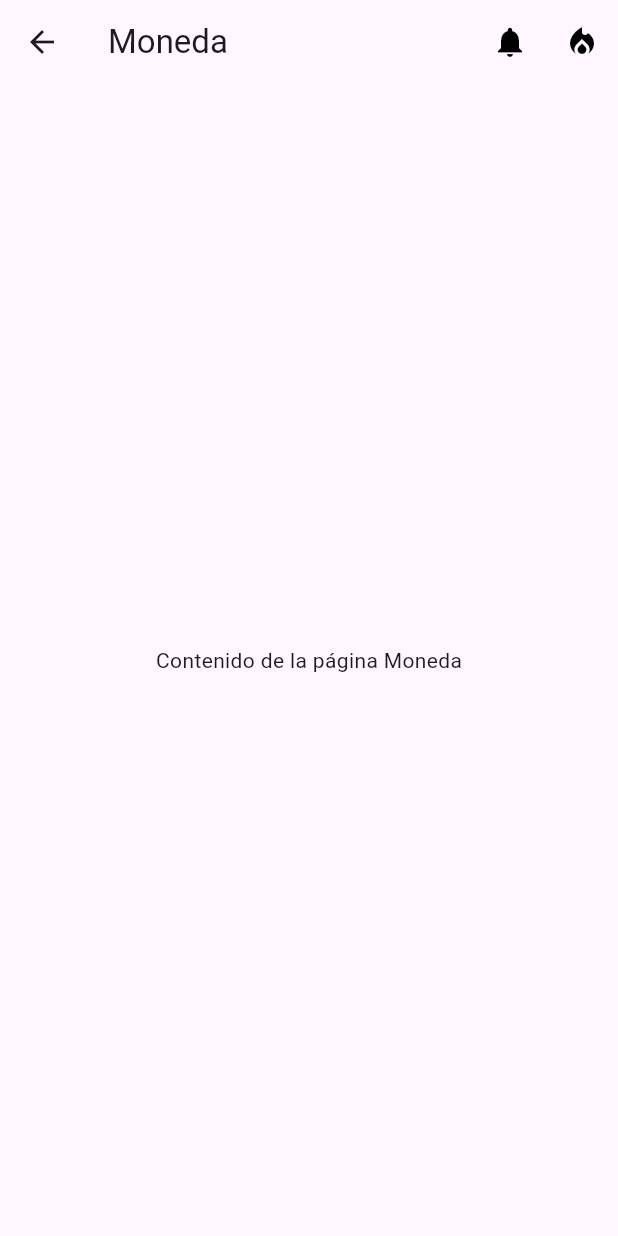
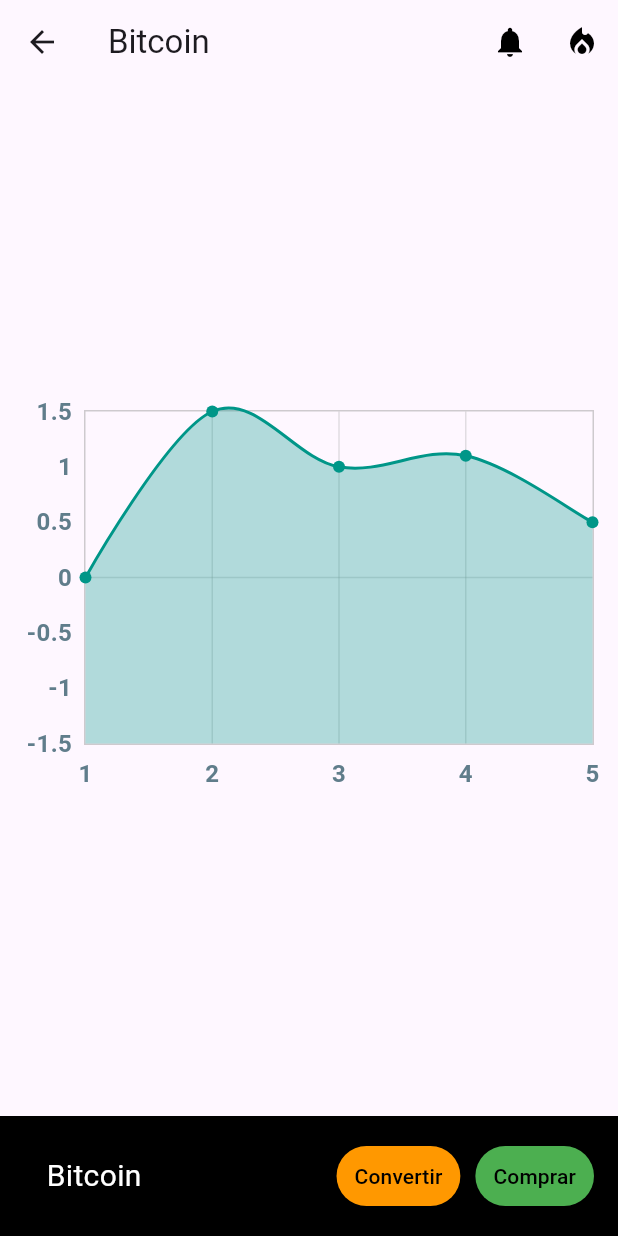
Before and after one commit to TSSW2024/Sprint-5-Frontend, a Flutter app: the CarteraScreen screen opened directly, after a tap on "Vender", on a phone screen of 412 x 824 dp. Run offline on Flutter 3.47's test engine with Material 3 defaults, Android fonts, the phone set to English and light mode, and no system bars; drawn by our look-alikes of fl_chart; our stand-ins replace carousel_slider, firebase_core, flutter_svg, flutter_typeahead, pie_chart; accounts and stored records are empty; network calls fail.

Commit message:
añadido el widget de grafico y la pagina de moneda.

```diff
--- a/lib/views/cartera/cartera.screen.dart
+++ b/lib/views/cartera/cartera.screen.dart
@@ -76,21 +76,19 @@
                       title: Text(key),
                       trailing: ElevatedButton(
                         onPressed: () {
-                            Navigator.push(
+                          Navigator.push(
                             context,
                             MaterialPageRoute(
                               builder: (context) => MonedaPage(
+                                monedaNombre: key,
                               ),
                             ),
-                            );
+                          );
                         },
                         style: ButtonStyle(
-                          backgroundColor: MaterialStateProperty.all<Color>(
-                              Color.fromARGB(255, 23, 206, 54)),
+                          backgroundColor: MaterialStateProperty.all<Color>(Color.fromARGB(255, 23, 206, 54)),
                         ),
-                        child: const Text("Vender",
-                            style:
-                                TextStyle(color: Colors.white, fontSize: 13.9)),
+                        child: const Text("Vender", style: TextStyle(color: Colors.white, fontSize: 13.9)),
                       ),
                     ),
                   );
--- a/lib/views/cartera/moneda.dart
+++ b/lib/views/cartera/moneda.dart
@@ -1,29 +1,83 @@
 import 'package:flutter/material.dart';
+import 'package:ejemplo_1/widgets/grafico_widget.dart';
+import 'package:fl_chart/fl_chart.dart';
 
 class MonedaPage extends StatelessWidget {
+  final String monedaNombre;
+
+
+  const MonedaPage({Key? key, required this.monedaNombre,}) : super(key: key);
+
   @override
   Widget build(BuildContext context) {
+    // Datos estáticos para el gráfico, reemplaza esto con tus propios datos
+    final List<FlSpot> spots = [
+      FlSpot(1, 0),
+      FlSpot(2, 1.5),
+      FlSpot(3, 1),
+      FlSpot(4, 1.1),
+      FlSpot(5, 0.5),
+       ];
+
     return Scaffold(
       appBar: AppBar(
-        title: Text('Moneda'),
+        title: Text(monedaNombre),
         actions: [
           IconButton(
             icon: Icon(Icons.notifications, color: Colors.black),
             onPressed: () {
-              // Add your logic here
+              // aaaa
             },
           ),
           IconButton(
             icon: Icon(Icons.local_fire_department, color: Colors.black),
             onPressed: () {
-              // Add your logic here
+              // aaaa
             },
           ),
         ],
       ),
-      body: Container(
-        child: Center(
-          child: Text('Contenido de la página Moneda'),
+      body: Center(
+        child: Column(
+          mainAxisAlignment: MainAxisAlignment.center,
+          children: <Widget>[
+            GraficoWidget(spots: spots),
+          ],
+        ),
+      ),
+      bottomNavigationBar: BottomAppBar(
+        color: Colors.black,
+        child: Row(
+          mainAxisAlignment: MainAxisAlignment.spaceBetween,
+          children: <Widget>[
+            Padding(
+              padding: EdgeInsets.symmetric(horizontal: 15),
+              child: Text(monedaNombre, style: TextStyle(fontSize: 20, color: Colors.white)),
+            ),
+            Row(
+              children: <Widget>[
+                TextButton(
+                  onPressed: () {
+                    // Lógica para convertir
+                  },
+                  child: Text('Convertir', style: TextStyle(color: Colors.black)),
+                  style: ButtonStyle(
+                    backgroundColor: MaterialStateProperty.all<Color>(Colors.orange),
+                  ),
+                ),
+                SizedBox(width: 10), // Espacio entre botones
+                TextButton(
+                  onPressed: () {
+                    // Lógica para comprar
+                  },
+                  child: Text('Comprar', style: TextStyle(color: Colors.black)),
+                  style: ButtonStyle(
+                    backgroundColor: MaterialStateProperty.all<Color>(Colors.green),
+                  ),
+                ),
+              ],
+            ),
+          ],
         ),
       ),
     );
--- /dev/null
+++ b/lib/widgets/grafico_widget.dart
@@ -0,0 +1,134 @@
+import 'dart:math';
+import 'package:flutter/material.dart';
+import 'package:fl_chart/fl_chart.dart';
+
+class GraficoWidget extends StatelessWidget {
+  final List<FlSpot> spots;
+
+  const GraficoWidget({Key? key, required this.spots}) : super(key: key);
+
+  Widget bottomTitleWidgets(double value, TitleMeta meta, double chartWidth) {
+    if (value % 1 != 0) {
+      return Container();
+    }
+    final style = TextStyle(
+      color: Colors.blueGrey, // Color más suave
+      fontWeight: FontWeight.bold,
+      fontSize: min(16, 16 * chartWidth / 300),
+    );
+    return SideTitleWidget(
+      axisSide: meta.axisSide,
+      space: 8,
+      child: Text(meta.formattedValue, style: style),
+    );
+  }
+
+  Widget leftTitleWidgets(double value, TitleMeta meta, double chartWidth) {
+    final style = TextStyle(
+      color: Colors.blueGrey, // Color más suave
+      fontWeight: FontWeight.bold,
+      fontSize: min(16, 16 * chartWidth / 300),
+    );
+    return SideTitleWidget(
+      axisSide: meta.axisSide,
+      space: 8,
+      child: Text(meta.formattedValue, style: style),
+    );
+  }
+
+  @override
+  Widget build(BuildContext context) {
+    return Padding(
+      padding: const EdgeInsets.all(16),
+      child: AspectRatio(
+        aspectRatio: 1.5,
+        child: LayoutBuilder(
+          builder: (context, constraints) {
+            return LineChart(
+              LineChartData(
+                lineTouchData: LineTouchData(
+                  touchTooltipData: LineTouchTooltipData(
+                    tooltipBorder: BorderSide(color: Colors.blueGrey.withOpacity(0.8), width: 2),
+                    maxContentWidth: 100,
+                    getTooltipItems: (touchedSpots) {
+                      return touchedSpots.map((LineBarSpot touchedSpot) {
+                        final textStyle = TextStyle(
+                          color: Colors.white,
+                          fontWeight: FontWeight.bold,
+                          fontSize: 12,
+                        );
+                        return LineTooltipItem(
+                          '${touchedSpot.x}, ${touchedSpot.y.toStringAsFixed(2)}',
+                          textStyle,
+                        );
+                      }).toList();
+                    },
+                  ),
+                  handleBuiltInTouches: true,
+                  getTouchLineStart: (data, index) => 0,
+                ),
+                lineBarsData: [
+                  LineChartBarData(
+                    color: Colors.teal, // Color más suave
+                    spots: spots,
+                    isCurved: true,
+                    isStrokeCapRound: true,
+                    barWidth: 2,
+                    belowBarData: BarAreaData(
+                      show: true,
+                      color: Colors.teal.withOpacity(0.3),
+                    ),
+                    dotData: FlDotData(show: true),
+                  ),
+                ],
+                minY: -1.5,
+                maxY: 1.5,
+                titlesData: FlTitlesData(
+                  leftTitles: AxisTitles(
+                    sideTitles: SideTitles(
+                      showTitles: true,
+                      getTitlesWidget: (value, meta) =>
+                          leftTitleWidgets(value, meta, constraints.maxWidth),
+                      reservedSize: 40,
+                    ),
+                  ),
+                  rightTitles: AxisTitles(
+                    sideTitles: SideTitles(showTitles: false),
+                  ),
+                  bottomTitles: AxisTitles(
+                    sideTitles: SideTitles(
+                      showTitles: true,
+                      getTitlesWidget: (value, meta) =>
+                          bottomTitleWidgets(value, meta, constraints.maxWidth),
+                      reservedSize: 30,
+                      interval: 1,
+                    ),
+                  ),
+                  topTitles: AxisTitles(
+                    sideTitles: SideTitles(showTitles: false),
+                  ),
+                ),
+                gridData: FlGridData(
+                  show: true,
+                  drawHorizontalLine: true,
+                  drawVerticalLine: true,
+                  horizontalInterval: 1.5,
+                  verticalInterval: 1,
+                  getDrawingHorizontalLine: (value) => FlLine(
+                    color: Colors.grey.withOpacity(0.3),
+                    strokeWidth: 1,
+                  ),
+                  getDrawingVerticalLine: (value) => FlLine(
+                    color: Colors.grey.withOpacity(0.3),
+                    strokeWidth: 1,
+                  ),
+                ),
+                borderData: FlBorderData(show: true, border: Border.all(color: Colors.grey.withOpacity(0.5))),
+              ),
+            );
+          },
+        ),
+      ),
+    );
+  }
+}
--- a/pubspec.yaml
+++ b/pubspec.yaml
@@ -20,6 +20,7 @@
   carousel_slider: ^4.2.1
   pie_chart: ^5.0.0
   charts_flutter: ^0.11.0
+  fl_chart: ^0.68.0
   firebase_core: ^2.31.1
   http: ^1.2.1 # Para hacer peticiones HTTP
   flutter_typeahead: ^4.8.0
```
Also changed, not shown: lib/views/compra/compra_view.dart (added, +84 -0 lines), lib/widgets/numeric_keyboard.dart (added, +47 -0 lines), lib/widgets/quick_buttons.dart (added, +35 -0 lines), pubspec.lock.
